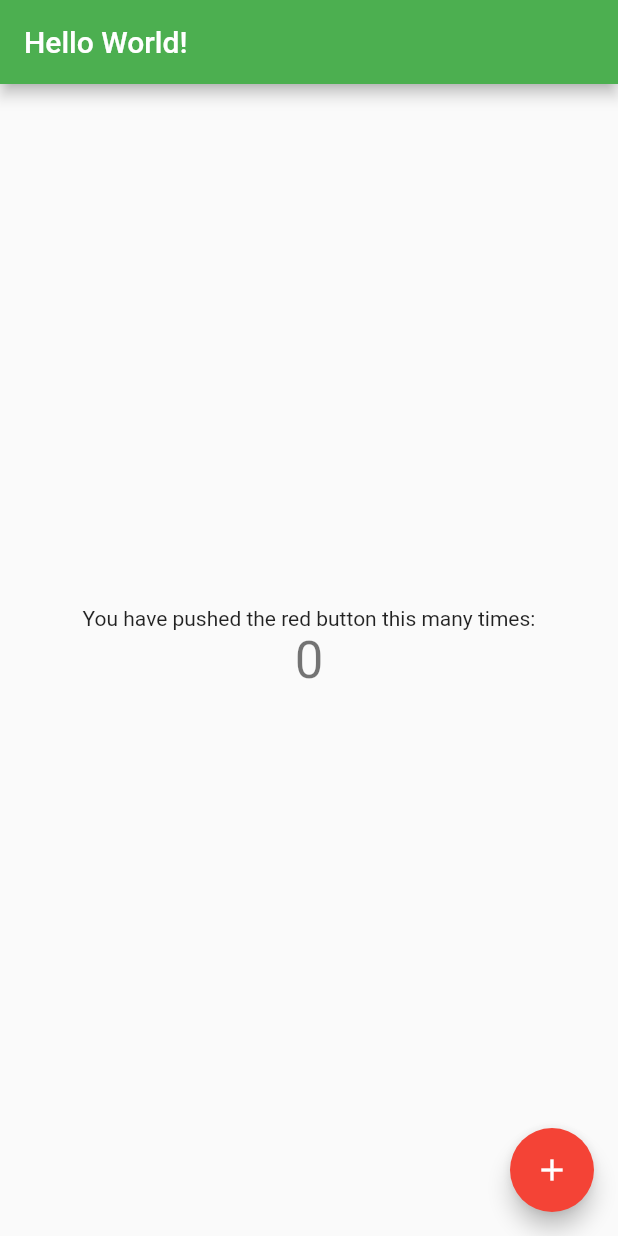
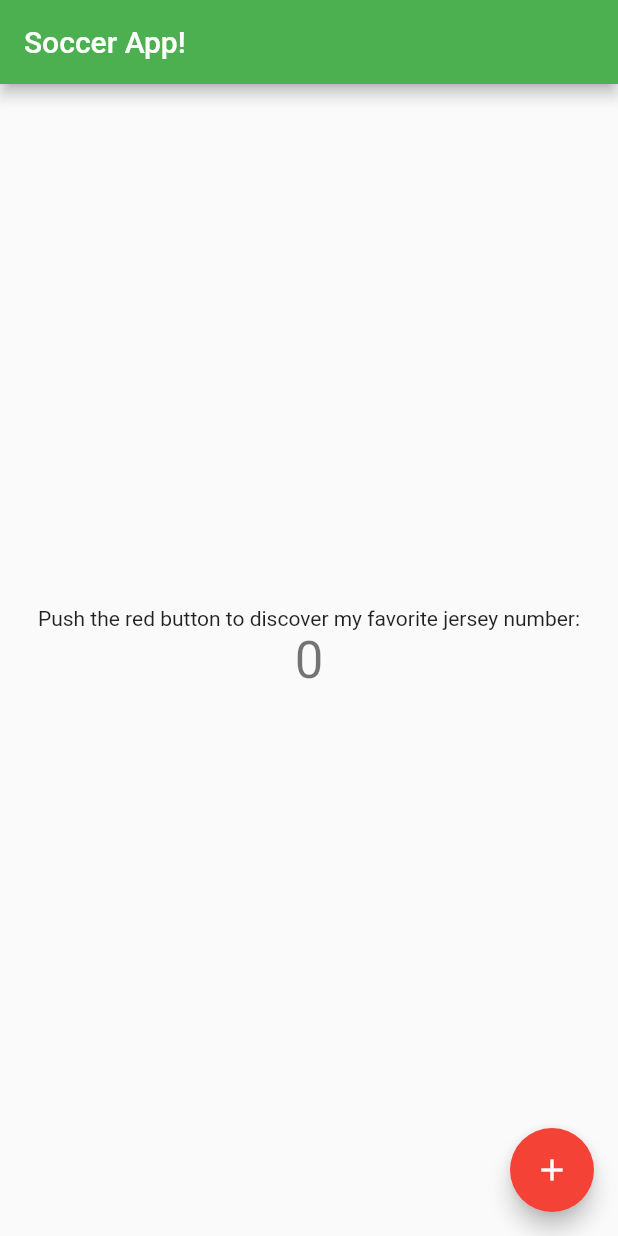
Before and after one commit to ernestomelchor/my_flutter_app, a Flutter app: the screen it shows after launch, on a phone screen of 412 x 824 dp. Run offline on Flutter 3.47's test engine with Material 2 defaults, Android fonts, the phone set to English and light mode, and no system bars; Roboto replaces fonts that are missing (Georgia).

```diff
--- a/lib/main.dart
+++ b/lib/main.dart
@@ -23,7 +23,7 @@ class MyApp extends StatelessWidget {
         // Add font.
         fontFamily: 'Georgia',
       ),
-      home: MyHomePage(title: 'Hello World!'),
+      home: MyHomePage(title: 'Soccer App!'),
     );
   }
 }
@@ -108,7 +108,7 @@ class _MyHomePageState extends State<MyHomePage> {
           mainAxisAlignment: MainAxisAlignment.center,
           children: <Widget>[
             Text(
-              'You have pushed the red button this many times:',
+              'Push the red button to discover my favorite jersey number:',
             ),
             Text(
               '$_counter',
```
Also changed, not shown: pubspec.lock, 3 other files.
